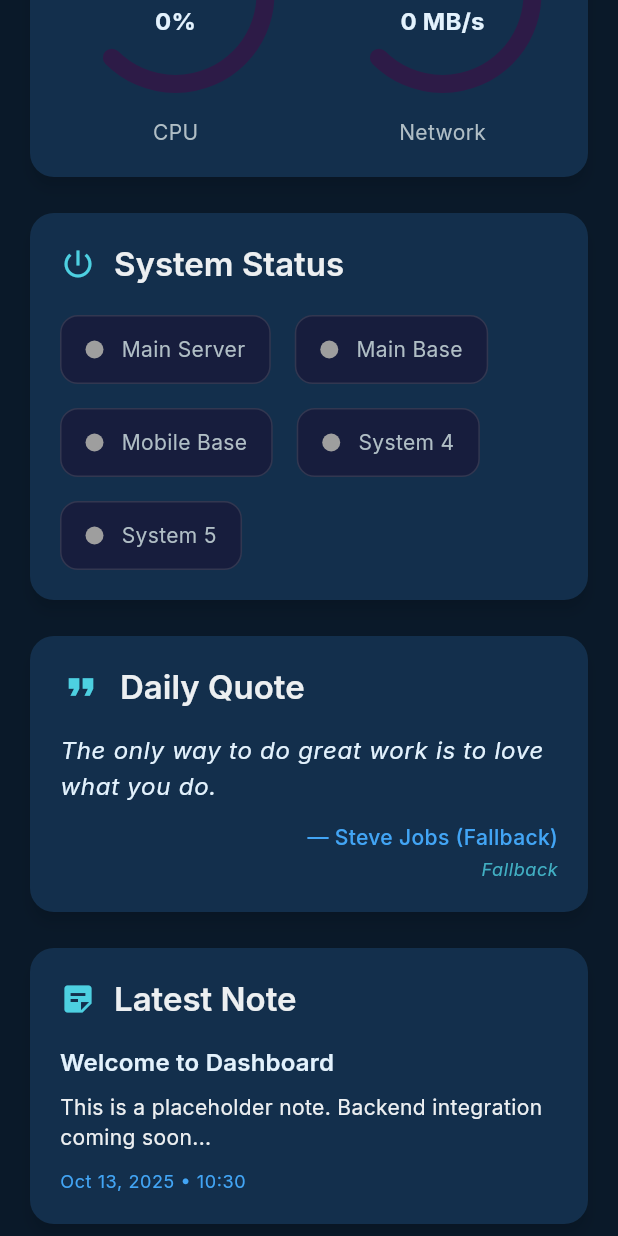
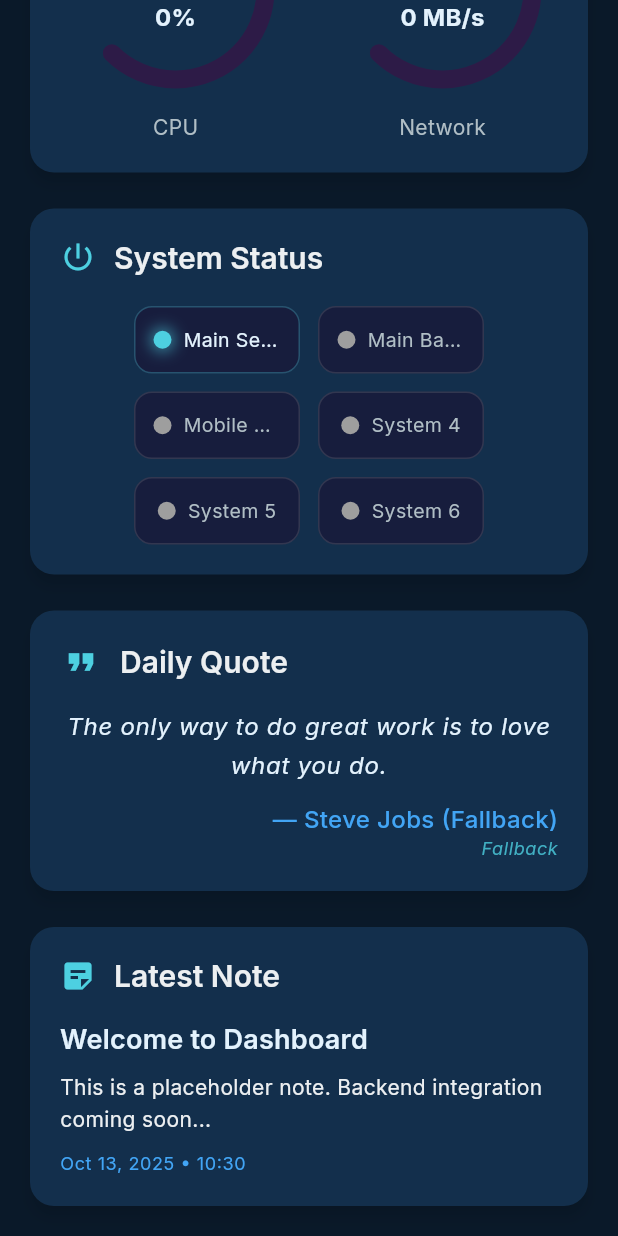
Before and after one commit to Z-Oleksandr/dashboard, a Flutter app: the screen it shows after launch, scrolled down 306 dp, on a phone screen of 412 x 824 dp. Run offline on Flutter 3.47's test engine with Material 3 defaults, Android fonts, the phone set to English and light mode, and no system bars; our stand-ins replace flutter_riverpod, google_fonts, logger, shared_preferences; network calls fail.

Commit message:
Before I remove too much

```diff
--- a/lib/config/app_config.dart
+++ b/lib/config/app_config.dart
@@ -35,5 +35,6 @@ class AppConfig {
     'Mobile Base',
     'System 4',
     'System 5',
+    'System 6'
   ];
 }
--- a/lib/providers/dashboard_providers.dart
+++ b/lib/providers/dashboard_providers.dart
@@ -34,7 +34,7 @@ final systemInfoProvider = StreamProvider<SystemInfo>((ref) {
 
 final systemConnectionProvider = StreamProvider<bool>((ref) {
   final service = ref.watch(systemMonitorServiceProvider);
-  return service.connectionStream;
+  return Stream.value(service.isConnected);
 });
 
 // Weather Provider
--- a/lib/screens/home_screen.dart
+++ b/lib/screens/home_screen.dart
@@ -51,7 +51,7 @@ class HomeScreen extends ConsumerWidget {
     final isWide = orientation == Orientation.landscape || screenWidth > 900;
 
     if (isWide) {
-      // Wide layout: 2 columns
+      // Wide layout: 2 columns with better aspect ratio
       return SliverGrid(
         gridDelegate: SliverGridDelegateWithFixedCrossAxisCount(
           crossAxisCount: 2,
@@ -86,8 +86,9 @@ class HomeScreen extends ConsumerWidget {
   }
 
   double _getAspectRatio(double screenWidth) {
-    if (screenWidth > 1400) return 1.8;
-    if (screenWidth > 1000) return 1.5;
+    if (screenWidth > 1600) return 2.0;
+    if (screenWidth > 1200) return 1.6;
+    if (screenWidth > 900) return 1.4;
     return 1.3;
   }
 }
--- a/lib/widgets/led_indicators_widget.dart
+++ b/lib/widgets/led_indicators_widget.dart
@@ -10,10 +10,12 @@ class LedIndicatorsWidget extends ConsumerWidget {
   @override
   Widget build(BuildContext context, WidgetRef ref) {
     final connectionAsync = ref.watch(systemConnectionProvider);
+    final screenWidth = MediaQuery.of(context).size.width;
+    final isDesktop = screenWidth > 600;
 
     return Card(
       child: Padding(
-        padding: const EdgeInsets.all(20),
+        padding: EdgeInsets.all(isDesktop ? 24 : 20),
         child: Column(
           crossAxisAlignment: CrossAxisAlignment.start,
           children: [
@@ -22,20 +24,23 @@ class LedIndicatorsWidget extends ConsumerWidget {
                 Icon(
                   Icons.power_settings_new,
                   color: AppTheme.accentCyan,
-                  size: 24,
+                  size: isDesktop ? 32 : 24,
                 ),
-                const SizedBox(width: 12),
+                SizedBox(width: isDesktop ? 16 : 12),
                 Text(
                   'System Status',
-                  style: Theme.of(context).textTheme.titleLarge,
+                  style: Theme.of(context).textTheme.titleLarge?.copyWith(
+                        fontSize: isDesktop ? 24 : 20,
+                      ),
                 ),
               ],
             ),
-            const SizedBox(height: 20),
+            SizedBox(height: isDesktop ? 24 : 20),
             connectionAsync.when(
-              data: (isConnected) => _buildIndicators(context, isConnected),
-              loading: () => _buildIndicators(context, false),
-              error: (_, __) => _buildIndicators(context, false),
+              data: (isConnected) =>
+                  _buildIndicators(context, isConnected, isDesktop),
+              loading: () => _buildIndicators(context, false, isDesktop),
+              error: (_, __) => _buildIndicators(context, false, isDesktop),
             ),
           ],
         ),
@@ -43,26 +48,41 @@ class LedIndicatorsWidget extends ConsumerWidget {
     );
   }
 
-  Widget _buildIndicators(BuildContext context, bool isMainServerOnline) {
-    return Wrap(
-      spacing: 16,
-      runSpacing: 16,
+  Widget _buildIndicators(
+      BuildContext context, bool isMainServerOnline, bool isDesktop) {
+    final crossAxisCount = isDesktop ? 2 : 3;
+
+    return Center(
+      child: Wrap(
+        spacing: isDesktop ? 20 : 12,
+        runSpacing: isDesktop ? 20 : 12,
+        alignment: WrapAlignment.center,
         children: List.generate(
           AppConfig.systemIndicators.length,
-        (index) => _buildLedIndicator(
+          (index) => SizedBox(
+            width: isDesktop
+                ? (MediaQuery.of(context).size.width > 1200 ? 200 : 180)
+                : (MediaQuery.of(context).size.width - 80) / 3,
+            child: _buildLedIndicator(
               context,
               AppConfig.systemIndicators[index],
-          index == 0
-              ? isMainServerOnline
-              : false, // Only main server shows real status
+              index == 0 ? isMainServerOnline : false,
+              isDesktop,
+            ),
+          ),
         ),
       ),
     );
   }
 
-  Widget _buildLedIndicator(BuildContext context, String label, bool isOnline) {
+  Widget _buildLedIndicator(
+      BuildContext context, String label, bool isOnline, bool isDesktop) {
     return Container(
-      padding: const EdgeInsets.symmetric(horizontal: 16, vertical: 12),
+      width: double.infinity,
+      padding: EdgeInsets.symmetric(
+        horizontal: isDesktop ? 20 : 12,
+        vertical: isDesktop ? 16 : 12,
+      ),
       decoration: BoxDecoration(
         color: AppTheme.darkPurple.withOpacity(0.5),
         borderRadius: BorderRadius.circular(12),
@@ -75,10 +95,11 @@ class LedIndicatorsWidget extends ConsumerWidget {
       ),
       child: Row(
         mainAxisSize: MainAxisSize.min,
+        mainAxisAlignment: MainAxisAlignment.center,
         children: [
           Container(
-            width: 12,
-            height: 12,
+            width: isDesktop ? 16 : 12,
+            height: isDesktop ? 16 : 12,
             decoration: BoxDecoration(
               shape: BoxShape.circle,
               color: isOnline ? AppTheme.accentCyan : Colors.grey,
@@ -86,18 +107,23 @@ class LedIndicatorsWidget extends ConsumerWidget {
                   ? [
                       BoxShadow(
                         color: AppTheme.accentCyan.withOpacity(0.6),
-                        blurRadius: 8,
-                        spreadRadius: 2,
+                        blurRadius: isDesktop ? 12 : 8,
+                        spreadRadius: isDesktop ? 3 : 2,
                       ),
                     ]
                   : null,
             ),
           ),
-          const SizedBox(width: 12),
-          Text(
+          SizedBox(width: isDesktop ? 12 : 8),
+          Flexible(
+            child: Text(
               label,
               style: Theme.of(context).textTheme.bodyMedium?.copyWith(
-                  color: isOnline ? AppTheme.glowWhite : AppTheme.textSecondary,
+                    color:
+                        isOnline ? AppTheme.glowWhite : AppTheme.textSecondary,
+                    fontSize: isDesktop ? 15 : 13,
+                  ),
+              overflow: TextOverflow.ellipsis,
             ),
           ),
         ],
--- a/lib/widgets/note_widget.dart
+++ b/lib/widgets/note_widget.dart
@@ -10,47 +10,65 @@ class NoteWidget extends ConsumerWidget {
   @override
   Widget build(BuildContext context, WidgetRef ref) {
     final note = ref.watch(noteProvider);
+    final screenWidth = MediaQuery.of(context).size.width;
+    final isDesktop = screenWidth > 600;
 
     return Card(
       child: Padding(
-        padding: const EdgeInsets.all(20),
+        padding: EdgeInsets.all(isDesktop ? 24 : 20),
         child: Column(
           crossAxisAlignment: CrossAxisAlignment.start,
+          mainAxisAlignment: MainAxisAlignment.spaceBetween,
           children: [
             Row(
               children: [
                 Icon(
                   Icons.sticky_note_2,
                   color: AppTheme.accentCyan,
-                  size: 24,
+                  size: isDesktop ? 32 : 24,
                 ),
-                const SizedBox(width: 12),
+                SizedBox(width: isDesktop ? 16 : 12),
                 Text(
                   'Latest Note',
-                  style: Theme.of(context).textTheme.titleLarge,
+                  style: Theme.of(context).textTheme.titleLarge?.copyWith(
+                        fontSize: isDesktop ? 24 : 20,
+                      ),
                 ),
               ],
             ),
-            const SizedBox(height: 16),
+            SizedBox(height: isDesktop ? 24 : 16),
+            Expanded(
+              child: Column(
+                crossAxisAlignment: CrossAxisAlignment.start,
+                mainAxisAlignment: MainAxisAlignment.center,
+                children: [
                   Text(
                     note.title,
                     style: Theme.of(context).textTheme.titleMedium?.copyWith(
                           color: AppTheme.glowWhite,
                           fontWeight: FontWeight.w600,
+                          fontSize: isDesktop ? 22 : 18,
                         ),
                   ),
-            const SizedBox(height: 8),
+                  SizedBox(height: isDesktop ? 12 : 8),
                   Text(
                     note.preview,
-              style: Theme.of(context).textTheme.bodyMedium,
-              maxLines: 3,
+                    style: Theme.of(context).textTheme.bodyMedium?.copyWith(
+                          fontSize: isDesktop ? 16 : 14,
+                          height: 1.5,
+                        ),
+                    maxLines: isDesktop ? 4 : 3,
                     overflow: TextOverflow.ellipsis,
                   ),
-            const SizedBox(height: 12),
+                ],
+              ),
+            ),
+            SizedBox(height: isDesktop ? 16 : 12),
             Text(
               DateFormat('MMM dd, yyyy • HH:mm').format(note.timestamp),
               style: Theme.of(context).textTheme.bodySmall?.copyWith(
                     color: AppTheme.accentBlue,
+                    fontSize: isDesktop ? 14 : 12,
                   ),
             ),
           ],
--- a/lib/widgets/quote_widget.dart
+++ b/lib/widgets/quote_widget.dart
@@ -23,34 +23,45 @@ class QuoteWidget extends ConsumerWidget {
   }
 
   Widget _buildQuoteContent(BuildContext context, quote) {
+    final screenWidth = MediaQuery.of(context).size.width;
+    final isDesktop = screenWidth > 600;
+
     return Column(
       crossAxisAlignment: CrossAxisAlignment.start,
+      mainAxisAlignment: MainAxisAlignment.spaceBetween,
       children: [
         Row(
           children: [
             Icon(
               Icons.format_quote,
               color: AppTheme.accentCyan,
-              size: 28,
+              size: isDesktop ? 36 : 28,
             ),
-            const SizedBox(width: 12),
+            SizedBox(width: isDesktop ? 16 : 12),
             Text(
               'Daily Quote',
-              style: Theme.of(context).textTheme.titleLarge,
+              style: Theme.of(context).textTheme.titleLarge?.copyWith(
+                    fontSize: isDesktop ? 24 : 20,
+                  ),
             ),
           ],
         ),
-        const SizedBox(height: 16),
-        Text(
-          quote.content,
-          style: Theme.of(context).textTheme.bodyLarge?.copyWith(
-                fontSize: 16,
-                fontStyle: FontStyle.italic,
-                height: 1.5,
-                color: AppTheme.glowWhite,
-              ),
+        SizedBox(height: isDesktop ? 24 : 16),
+        Expanded(
+          child: Center(
+            child: Text(
+              quote.content,
+              style: Theme.of(context).textTheme.bodyLarge?.copyWith(
+                    fontSize: isDesktop ? 20 : 16,
+                    fontStyle: FontStyle.italic,
+                    height: 1.6,
+                    color: AppTheme.glowWhite,
+                  ),
+              textAlign: TextAlign.center,
+            ),
+          ),
         ),
-        const SizedBox(height: 12),
+        SizedBox(height: isDesktop ? 20 : 12),
         Align(
             alignment: Alignment.centerRight,
             child: Column(
@@ -61,16 +72,16 @@ class QuoteWidget extends ConsumerWidget {
                   style: Theme.of(context).textTheme.bodyMedium?.copyWith(
                         color: AppTheme.accentBlue,
                         fontWeight: FontWeight.w500,
+                        fontSize: isDesktop ? 18 : 16,
                       ),
                 ),
-                const SizedBox(height: 4),
                 Text(
                   quote.category,
                   style: Theme.of(context).textTheme.bodySmall?.copyWith(
                         color: AppTheme.accentCyan.withOpacity(0.8),
                         fontStyle: FontStyle.italic,
                       ),
-                ),
+                )
               ],
             )),
       ],
--- a/lib/widgets/server_gauges_widget.dart
+++ b/lib/widgets/server_gauges_widget.dart
@@ -10,10 +10,12 @@ class ServerGaugesWidget extends ConsumerWidget {
   @override
   Widget build(BuildContext context, WidgetRef ref) {
     final statsAsync = ref.watch(systemStatsProvider);
+    final screenWidth = MediaQuery.of(context).size.width;
+    final isDesktop = screenWidth > 600;
 
     return Card(
       child: Padding(
-        padding: const EdgeInsets.all(20),
+        padding: EdgeInsets.all(isDesktop ? 24 : 20),
         child: Column(
           crossAxisAlignment: CrossAxisAlignment.start,
           children: [
@@ -22,20 +24,22 @@ class ServerGaugesWidget extends ConsumerWidget {
                 Icon(
                   Icons.monitor_heart,
                   color: AppTheme.accentCyan,
-                  size: 24,
+                  size: isDesktop ? 32 : 24,
                 ),
-                const SizedBox(width: 12),
+                SizedBox(width: isDesktop ? 16 : 12),
                 Text(
                   'Server Resources',
-                  style: Theme.of(context).textTheme.titleLarge,
+                  style: Theme.of(context).textTheme.titleLarge?.copyWith(
+                        fontSize: isDesktop ? 24 : 20,
+                      ),
                 ),
               ],
             ),
-            const SizedBox(height: 24),
+            SizedBox(height: isDesktop ? 32 : 24),
             statsAsync.when(
-              data: (stats) => _buildGauges(context, stats),
-              loading: () => _buildLoadingGauges(context),
-              error: (_, __) => _buildErrorGauges(context),
+              data: (stats) => _buildGauges(context, stats, isDesktop),
+              loading: () => _buildLoadingGauges(context, isDesktop),
+              error: (_, __) => _buildErrorGauges(context, isDesktop),
             ),
           ],
         ),
@@ -43,13 +47,12 @@ class ServerGaugesWidget extends ConsumerWidget {
     );
   }
 
-  Widget _buildGauges(BuildContext context, stats) {
+  Widget _buildGauges(BuildContext context, stats, bool isDesktop) {
     final cpuUsage = stats.averageCpuUsage;
     final networkMbps = (stats.totalNetwork / 1024).clamp(0.0, 100.0);
 
     return Row(
       mainAxisAlignment: MainAxisAlignment.spaceEvenly,
-      crossAxisAlignment: CrossAxisAlignment.center,
       children: [
         Expanded(
           child: _buildGauge(
@@ -58,9 +61,10 @@ class ServerGaugesWidget extends ConsumerWidget {
             cpuUsage,
             '${cpuUsage.toStringAsFixed(1)}%',
             Icons.memory,
+            isDesktop,
           ),
         ),
-        const SizedBox(width: 24),
+        SizedBox(width: isDesktop ? 32 : 24),
         Expanded(
           child: _buildGauge(
             context,
@@ -68,35 +72,36 @@ class ServerGaugesWidget extends ConsumerWidget {
             networkMbps,
             '${networkMbps.toStringAsFixed(1)} MB/s',
             Icons.network_check,
+            isDesktop,
           ),
         ),
       ],
     );
   }
 
-  Widget _buildLoadingGauges(BuildContext context) {
+  Widget _buildLoadingGauges(BuildContext context, bool isDesktop) {
     return Row(
       mainAxisAlignment: MainAxisAlignment.spaceEvenly,
-      crossAxisAlignment: CrossAxisAlignment.center,
       children: [
         Expanded(
-          child: _buildGauge(context, 'CPU', 0, '0%', Icons.memory),
+          child: _buildGauge(context, 'CPU', 0, '0%', Icons.memory, isDesktop),
         ),
-        const SizedBox(width: 24),
+        SizedBox(width: isDesktop ? 32 : 24),
         Expanded(
-          child:
-              _buildGauge(context, 'Network', 0, '0 MB/s', Icons.network_check),
+          child: _buildGauge(
+              context, 'Network', 0, '0 MB/s', Icons.network_check, isDesktop),
         ),
       ],
     );
   }
 
-  Widget _buildErrorGauges(BuildContext context) {
+  Widget _buildErrorGauges(BuildContext context, bool isDesktop) {
     return Center(
       child: Text(
         'Unable to connect to server',
         style: Theme.of(context).textTheme.bodyMedium?.copyWith(
               color: Colors.redAccent,
+              fontSize: isDesktop ? 16 : 14,
             ),
       ),
     );
@@ -108,12 +113,16 @@ class ServerGaugesWidget extends ConsumerWidget {
     double value,
     String valueText,
     IconData icon,
+    bool isDesktop,
   ) {
+    final gaugeSize = isDesktop ? 180.0 : 140.0;
+    final iconSize = isDesktop ? 36.0 : 28.0;
+
     return Column(
       children: [
         SizedBox(
-          width: 140,
-          height: 140,
+          width: gaugeSize,
+          height: gaugeSize,
           child: CustomPaint(
             painter: GaugePainter(
               value: value.clamp(0.0, 100.0),
@@ -125,7 +134,7 @@ class ServerGaugesWidget extends ConsumerWidget {
               child: Column(
                 mainAxisSize: MainAxisSize.min,
                 children: [
-                  Icon(icon, color: AppTheme.accentCyan, size: 28),
+                  Icon(icon, color: AppTheme.accentCyan, size: iconSize),
                   const SizedBox(height: 8),
                   Text(
                     valueText,
@@ -215,7 +224,7 @@ class GaugePainter extends CustomPainter {
     // Glow effect for high values
     if (value > 0) {
       final glowPaint = Paint()
-        ..color = primaryColor.withOpacity(0.3)
+        ..color = primaryColor.withAlpha(85)
         ..style = PaintingStyle.stroke
         ..strokeWidth = strokeWidth + 4
         ..strokeCap = StrokeCap.round
--- a/lib/widgets/weather_widget.dart
+++ b/lib/widgets/weather_widget.dart
@@ -28,69 +28,87 @@ class WeatherWidget extends ConsumerWidget {
   }
 
   Widget _buildWeatherContent(BuildContext context, weather) {
+    final screenWidth = MediaQuery.of(context).size.width;
+    final isDesktop = screenWidth > 600;
+
     return Column(
       crossAxisAlignment: CrossAxisAlignment.start,
+      mainAxisAlignment: MainAxisAlignment.spaceBetween,
       children: [
         Row(
           mainAxisAlignment: MainAxisAlignment.spaceBetween,
           children: [
             Text(
               'Weather',
-              style: Theme.of(context).textTheme.titleLarge,
+              style: Theme.of(context).textTheme.titleLarge?.copyWith(
+                    fontSize: isDesktop ? 24 : 20,
+                  ),
             ),
             Icon(
               _getWeatherIcon(weather.condition),
               color: AppTheme.accentCyan,
-              size: 32,
+              size: isDesktop ? 48 : 32,
             ),
           ],
         ),
-        const SizedBox(height: 20),
+        SizedBox(height: isDesktop ? 32 : 20),
         Row(
-          crossAxisAlignment: CrossAxisAlignment.start,
+          crossAxisAlignment: CrossAxisAlignment.center,
           children: [
             Text(
               '${weather.temperature.round()}°',
               style: Theme.of(context).textTheme.displayLarge?.copyWith(
-                    fontSize: 56,
+                    fontSize: isDesktop ? 72 : 56,
                     color: AppTheme.glowWhite,
                   ),
             ),
-            const SizedBox(width: 20),
+            SizedBox(width: isDesktop ? 32 : 20),
             Expanded(
               child: Column(
                 crossAxisAlignment: CrossAxisAlignment.start,
+                mainAxisAlignment: MainAxisAlignment.center,
                 children: [
                   Text(
                     weather.condition,
                     style: Theme.of(context).textTheme.titleMedium?.copyWith(
                           color: AppTheme.accentCyan,
+                          fontSize: isDesktop ? 22 : 18,
                         ),
                   ),
+                  const SizedBox(height: 4),
                   Text(
                     weather.description,
-                    style: Theme.of(context).textTheme.bodySmall,
+                    style: Theme.of(context).textTheme.bodySmall?.copyWith(
+                          fontSize: isDesktop ? 16 : 14,
+                        ),
                   ),
                 ],
               ),
             ),
           ],
         ),
-        const SizedBox(height: 20),
+        SizedBox(height: isDesktop ? 24 : 20),
         Row(
           mainAxisAlignment: MainAxisAlignment.spaceAround,
           children: [
-            _buildWeatherDetail(
+            Expanded(
+              child: _buildWeatherDetail(
                 context,
                 Icons.water_drop,
                 '${weather.humidity}%',
                 'Humidity',
+                isDesktop,
               ),
-            _buildWeatherDetail(
+            ),
+            SizedBox(width: isDesktop ? 24 : 16),
+            Expanded(
+              child: _buildWeatherDetail(
                 context,
                 Icons.air,
                 '${weather.windSpeed.toStringAsFixed(1)} m/s',
                 'Wind',
+                isDesktop,
+              ),
             ),
           ],
         ),
@@ -103,22 +121,40 @@ class WeatherWidget extends ConsumerWidget {
     IconData icon,
     String value,
     String label,
+    bool isDesktop,
   ) {
-    return Column(
+    return Container(
+      padding: EdgeInsets.all(isDesktop ? 20 : 12),
+      decoration: BoxDecoration(
+        color: AppTheme.darkPurple.withAlpha(85),
+        borderRadius: BorderRadius.circular(12),
+      ),
+      child: Column(
+        mainAxisAlignment: MainAxisAlignment.center,
         children: [
-        Icon(icon, color: AppTheme.accentBlue, size: 24),
-        const SizedBox(height: 8),
+          Icon(
+            icon,
+            color: AppTheme.accentBlue,
+            size: isDesktop ? 32 : 24,
+          ),
+          SizedBox(height: isDesktop ? 12 : 8),
           Text(
             value,
             style: Theme.of(context).textTheme.titleMedium?.copyWith(
                   color: AppTheme.glowWhite,
+                  fontSize: isDesktop ? 20 : 16,
+                  fontWeight: FontWeight.bold,
                 ),
           ),
+          SizedBox(height: isDesktop ? 4 : 2),
           Text(
             label,
-          style: Theme.of(context).textTheme.bodySmall,
+            style: Theme.of(context).textTheme.bodySmall?.copyWith(
+                  fontSize: isDesktop ? 14 : 12,
+                ),
           ),
         ],
+      ),
     );
   }
 
```
Lines whose indentation alone changed are shown as unchanged.
